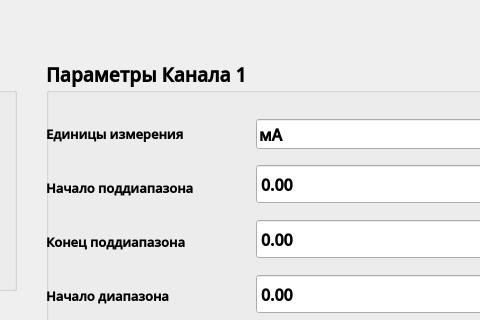
This is stackedoptions.ui in tomyqg/topaz-m as Qt 5 draws it before an edit; both pictures show x 304 to 784 and y 0 to 320 of the 1237 by 673 pixel window. The edited form follows.
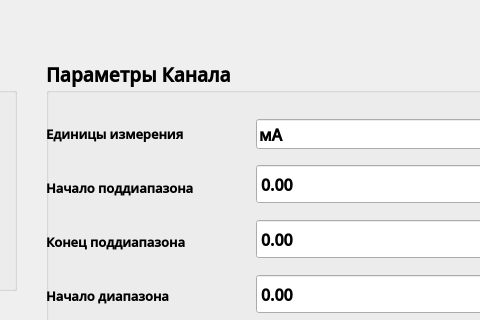
This is the edited form. The open tabs and pages were chosen to show the change.

What changed in the file:
```diff
--- a/stackedoptions.ui
+++ b/stackedoptions.ui
@@ -4001,7 +4001,7 @@
       <string>&lt;html&gt;&lt;head/&gt;&lt;body&gt;&lt;p&gt;Нажмите на значение чтобы изменить&lt;/p&gt;&lt;/body&gt;&lt;/html&gt;</string>
      </property>
      <property name="title">
-      <string>Параметры Канала 1</string>
+      <string>Параметры Канала</string>
      </property>
      <widget class="QWidget" name="layoutWidget_12">
       <property name="geometry">
```
Left out of the diff: 8 changed lines with no effect on the pictures.
